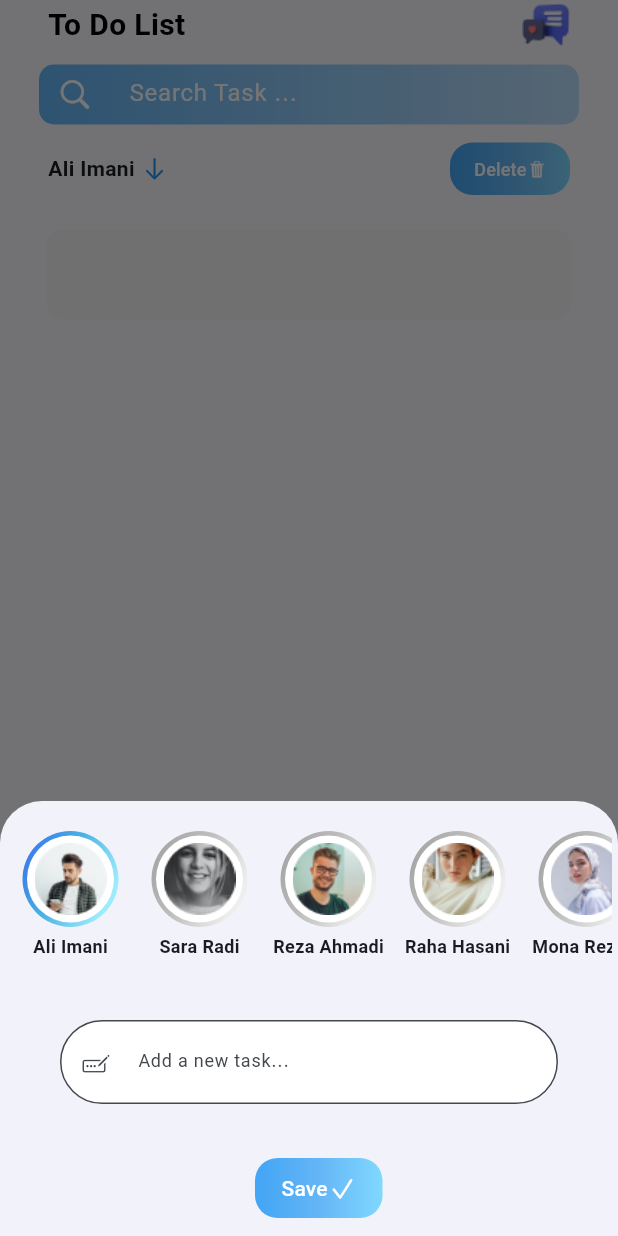
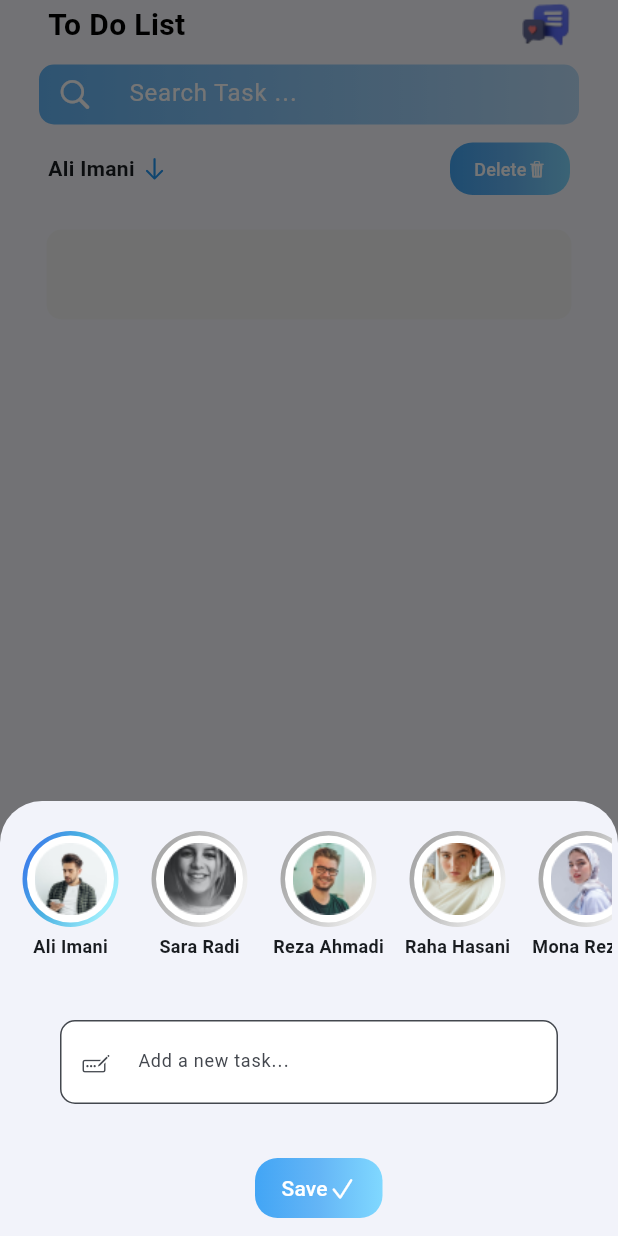
Before and after one commit to parihassannezhad/todo, a Flutter app: the screen it shows after launch, after a tap on "Add New Task", on a phone screen of 412 x 824 dp. Run offline on Flutter 3.47's test engine with Material 2 defaults, Android fonts, the phone set to English and light mode, and no system bars.

Commit message:
22.8.1402

```diff
--- a/lib/homePage.dart
+++ b/lib/homePage.dart
@@ -1,8 +1,7 @@
 import 'package:flutter/cupertino.dart';
 import 'package:flutter/material.dart';
+
 import 'member_item.dart';
-
-
 
 class HomePage extends StatefulWidget {
   const HomePage({super.key});
@@ -12,13 +11,22 @@ class HomePage extends StatefulWidget {
 }
 
 class _HomePageState extends State<HomePage> {
+MembersName membersItem =MembersName.Imani;
+
+void updateselectedItems(MembersName membersName){
+  setState(() {
+    membersItem=membersName;
+
+
+  });
+}
 
 
 
 
   @override
   Widget build(BuildContext context) {
-    final TextEditingController controller=TextEditingController();
+    final TextEditingController controller = TextEditingController();
     // TODO: implement build
     return SafeArea(
         child: Scaffold(
@@ -26,16 +34,22 @@ class _HomePageState extends State<HomePage> {
       floatingActionButton: FloatingActionButton.extended(
           onPressed: () {
             showModalBottomSheet(
+
+              isScrollControlled: true
+                ,
                 context: context,
                 builder: (context) {
-                      return Stack(
+
+                  return Padding(
+                    padding:  EdgeInsets.only(bottom: MediaQuery.of(context).viewInsets.bottom),
+                    child: Stack(
                       children: [
                         SizedBox(
                           height: 290,
                           child: Column(
                             children: [
-                                 const Padding(
-                                    padding: EdgeInsets.only(
+                               Padding(
+                                  padding: const EdgeInsets.only(
                                       right: 4, left: 4, top: 20, bottom: 1),
                                   child: SingleChildScrollView(
                                     scrollDirection: Axis.horizontal,
@@ -45,42 +59,60 @@ class _HomePageState extends State<HomePage> {
                                         MembersItem(
                                           title: 'Ali Imani',
                                           imagePath: 'assets/img/1.png',
-                                            selected: true,
+                                          selected:membersItem==MembersName.Imani,
+                                          name: MembersName.Imani,
+                                          onTapContainer: () {
+                                            updateselectedItems(MembersName.Imani);
+                                          },
                                         ),
                                         MembersItem(
                                           title: 'Sara Radi',
                                           imagePath: 'assets/img/3.png',
-                                            selected: false,
+                                          selected:membersItem==MembersName.Radi,
+                                          name: MembersName.Radi,
+                                          onTapContainer: () {updateselectedItems(MembersName.Radi);},
                                         ),
                                         MembersItem(
                                           title: 'Reza Ahmadi',
                                           imagePath: 'assets/img/2.png',
-                                            selected: false,
+                                          selected: membersItem==MembersName.Ahmadi,
+                                          name: MembersName.Ahmadi,
+                                          onTapContainer: () {updateselectedItems(MembersName.Ahmadi);},
                                         ),
                                         MembersItem(
                                           title: 'Raha Hasani',
                                           imagePath: 'assets/img/4.png',
-                                            selected: false,
+                                          selected: membersItem==MembersName.Hasani,
+                                          name: MembersName.Hasani,
+                                          onTapContainer: () {updateselectedItems(MembersName.Hasani);},
                                         ),
                                         MembersItem(
                                           title: 'Mona Rezaei',
                                           imagePath: 'assets/img/5.png',
-                                            selected: false,
+                                          selected: membersItem==MembersName.Rezaei,
+                                          name: MembersName.Rezaei,
+                                          onTapContainer: () {updateselectedItems(MembersName.Rezaei);},
                                         ),
                                         MembersItem(
                                           title: 'Kian Davoodi',
                                           imagePath: 'assets/img/6.png',
-                                            selected: false,
+                                          selected: membersItem==MembersName.Davoodi,
+                                          name: MembersName.Davoodi,
+                                          onTapContainer: () {updateselectedItems(MembersName.Davoodi);},
                                         ),
                                         MembersItem(
                                           title: 'Negin Razi',
                                           imagePath: 'assets/img/7.png',
-                                            selected: false,
+                                          selected: membersItem==MembersName.Razi,
+                                          name: MembersName.Razi,
+                                          onTapContainer: () {updateselectedItems(MembersName.Razi);},
                                         ),
                                         MembersItem(
                                           title: 'Sahar Najjar',
                                           imagePath: 'assets/img/8.png',
-                                            selected: false,
+                                          selected: membersItem==MembersName.Najafi,
+                                          name: MembersName.Najafi,
+                                          onTapContainer: () {updateselectedItems(MembersName.Najafi);},
                                         ),
                                       ],
                                     ),
@@ -95,13 +127,15 @@ class _HomePageState extends State<HomePage> {
                                         filled: true,
                                         fillColor: Colors.white,
                                         prefixIcon: const Icon(
-                                            CupertinoIcons.pencil_ellipsis_rectangle,
+                                          CupertinoIcons
+                                              .pencil_ellipsis_rectangle,
                                           size: 18,
                                         ),
                                         border: OutlineInputBorder(
-                                              borderRadius: BorderRadius.circular(30),
+                                            borderRadius:
+                                                BorderRadius.circular(10),
                                             borderSide: const BorderSide(
-                                                color: Colors.green,
+
                                             )),
                                         label: const Text(
                                           'Add a new task...',
@@ -119,8 +153,8 @@ class _HomePageState extends State<HomePage> {
                           child: Container(
                             width: 85,
                             height: 40,
-                              decoration:
-                              BoxDecoration(borderRadius: BorderRadius.circular(20)),
+                            decoration: BoxDecoration(
+                                borderRadius: BorderRadius.circular(20)),
                             child: Container(
                               decoration: BoxDecoration(
                                   borderRadius: BorderRadius.circular(15),
@@ -156,8 +190,10 @@ class _HomePageState extends State<HomePage> {
                           ),
                         )
                       ],
+                    ),
                   );
-                    });;
+                });
+
           },
           label: const Row(
             children: [
@@ -246,8 +282,8 @@ class _HomePageState extends State<HomePage> {
                     Container(
                       width: 80,
                       height: 35,
-                          decoration:
-                          BoxDecoration(borderRadius: BorderRadius.circular(20)),
+                      decoration: BoxDecoration(
+                          borderRadius: BorderRadius.circular(20)),
                       child: Container(
                         decoration: BoxDecoration(
                             borderRadius: BorderRadius.circular(15),
@@ -264,7 +300,8 @@ class _HomePageState extends State<HomePage> {
                               children: [
                                 Text(
                                   'Delete',
-                                      style: TextStyle(color: Colors.white,fontSize: 12),
+                                  style: TextStyle(
+                                      color: Colors.white, fontSize: 12),
                                 ),
                                 SizedBox(
                                   width: 1,
@@ -295,6 +332,7 @@ class _HomePageState extends State<HomePage> {
                   child: Text(controller.text),
                 ),
               )
+
             ],
           )
         ],
@@ -302,3 +340,14 @@ class _HomePageState extends State<HomePage> {
     ));
   }
 }
+
+enum MembersName {
+  Imani,
+  Radi,
+  Ahmadi,
+  Hasani,
+  Rezaei,
+  Davoodi,
+  Razi,
+  Najafi,
+}
--- a/pubspec.yaml
+++ b/pubspec.yaml
@@ -35,6 +35,7 @@ dependencies:
   # The following adds the Cupertino Icons font to your application.
   # Use with the CupertinoIcons class for iOS style icons.
   cupertino_icons: ^1.0.2
+  provider: ^6.1.1
 
 dev_dependencies:
   flutter_test:
```
Also changed, not shown: lib/member_item.dart (+13 -44 lines), pubspec.lock. Lines whose indentation alone changed are shown as unchanged.
